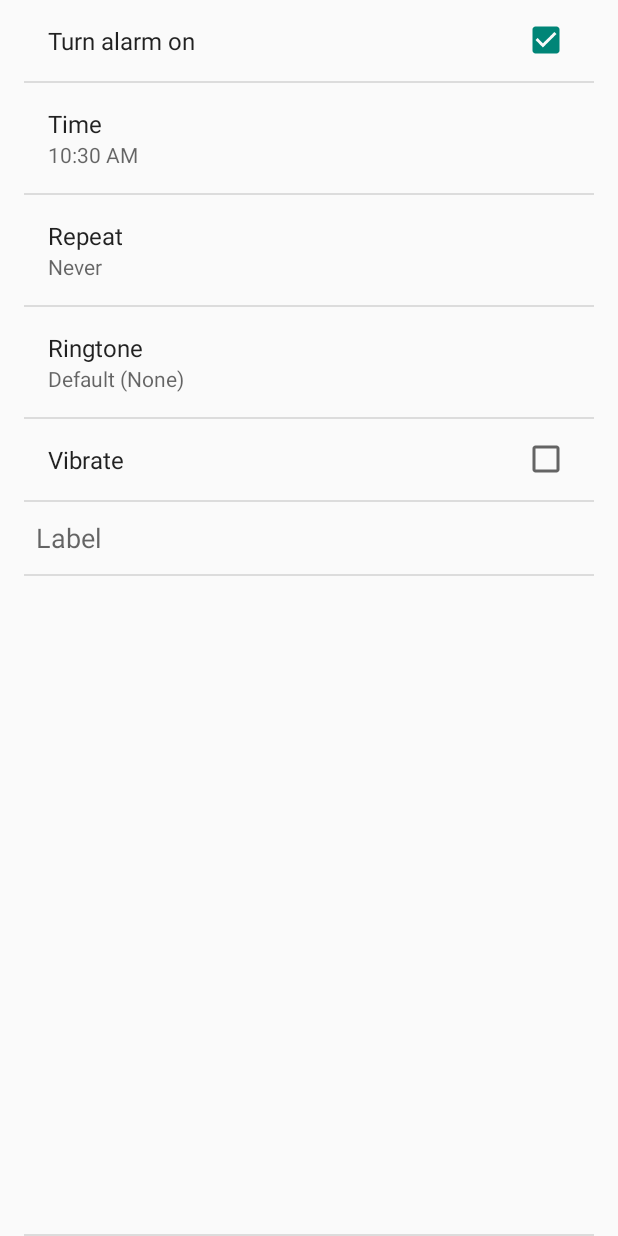
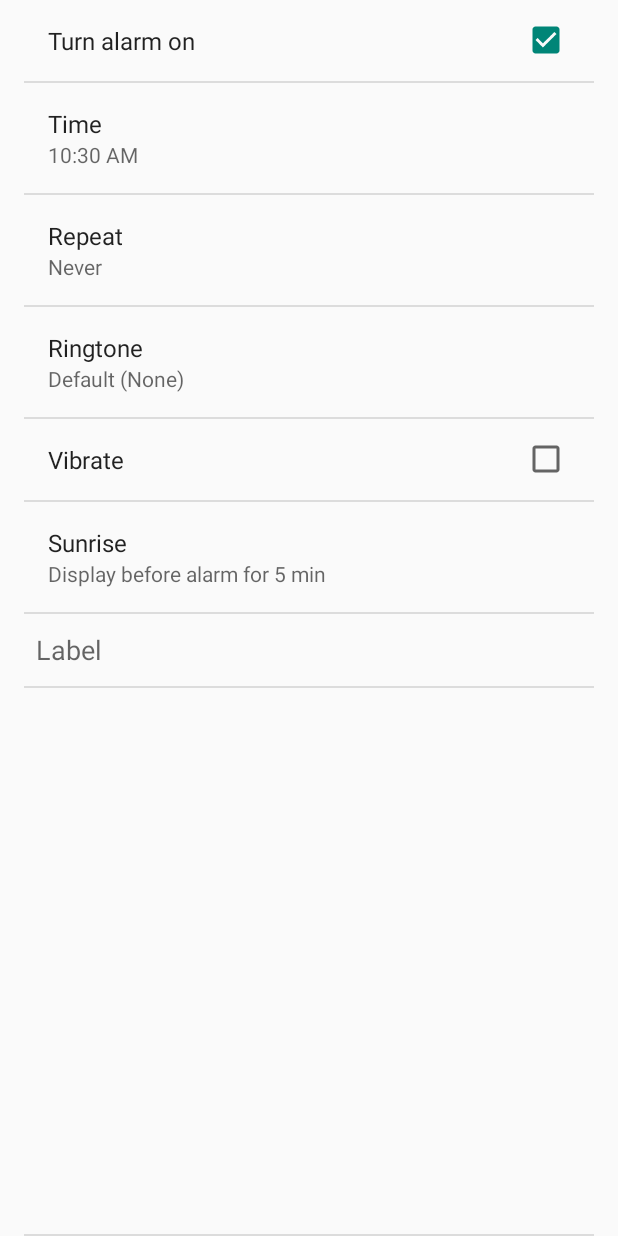
Before and after one commit to githubbar/SunAlarm, an Android app: the SetAlarm screen opened directly, with no data from a screen before it, after a tap on "Vibrate", on a phone screen of 412 x 824 dp. Run offline under Robolectric (Android 15) with nearby library versions, the phone set to English and light mode, and no system bars.

Commit message:
Added sunrise duration setting.

```diff
--- a/SunAlarm/src/main/java/com/sunny/sunalarm/Alarm.java
+++ b/SunAlarm/src/main/java/com/sunny/sunalarm/Alarm.java
@@ -58,6 +58,7 @@ public final class Alarm implements Parcelable {
         p.writeString(label);
         p.writeParcelable(alert, flags);
         p.writeInt(silent ? 1 : 0);
+        p.writeInt(sunrise_duration);
     }
     //////////////////////////////
     // end Parcelable apis
@@ -123,6 +124,12 @@ public final class Alarm implements Parcelable {
         public static final String ALERT = "alert";
 
         /**
+         * Sunrise delay in minutes
+         * <P>Type: STRING</P>
+         */
+        public static final String SUNRISE_DURATION = "sunrise_duration";
+
+        /**
          * The default sort order for this table
          */
         public static final String DEFAULT_SORT_ORDER =
@@ -133,7 +140,7 @@ public final class Alarm implements Parcelable {
 
         static final String[] ALARM_QUERY_COLUMNS = {
             _ID, HOUR, MINUTES, DAYS_OF_WEEK, ALARM_TIME,
-            ENABLED, VIBRATE, MESSAGE, ALERT };
+            ENABLED, VIBRATE, MESSAGE, ALERT, SUNRISE_DURATION };
 
         /**
          * These save calls to cursor.getColumnIndexOrThrow()
@@ -148,6 +155,7 @@ public final class Alarm implements Parcelable {
         public static final int ALARM_VIBRATE_INDEX = 6;
         public static final int ALARM_MESSAGE_INDEX = 7;
         public static final int ALARM_ALERT_INDEX = 8;
+        public static final int ALARM_SUNRISE_DURATION_INDEX = 9;
     }
     //////////////////////////////
     // End column definitions
@@ -164,6 +172,7 @@ public final class Alarm implements Parcelable {
     public String     label;
     public Uri        alert;
     public boolean    silent;
+    public int        sunrise_duration;
     // TODO: Add color buttons
 
 
@@ -195,6 +204,7 @@ public final class Alarm implements Parcelable {
                         RingtoneManager.TYPE_ALARM);
             }
         }
+        sunrise_duration = c.getInt(Columns.ALARM_SUNRISE_DURATION_INDEX);
     }
 
     public Alarm(Parcel p) {
@@ -208,6 +218,7 @@ public final class Alarm implements Parcelable {
         label = p.readString();
         alert = (Uri) p.readParcelable(null);
         silent = p.readInt() == 1;
+        sunrise_duration  = p.readInt();
     }
 
     // Creates a default alarm at the current time.
@@ -220,6 +231,7 @@ public final class Alarm implements Parcelable {
         vibrate = true;
         daysOfWeek = new DaysOfWeek(0);
         alert = RingtoneManager.getDefaultUri(RingtoneManager.TYPE_ALARM);
+        sunrise_duration  = 5;
     }
 
     public String getLabelOrDefault(Context context) {
--- a/SunAlarm/src/main/java/com/sunny/sunalarm/AlarmKlaxon.java
+++ b/SunAlarm/src/main/java/com/sunny/sunalarm/AlarmKlaxon.java
@@ -142,7 +142,7 @@ public class AlarmKlaxon extends Service {
                 play(alarm);
             }
         };
-        worker.schedule(task, DeskClock.ALARM_DELAY_SEC, TimeUnit.SECONDS);
+        worker.schedule(task, alarm.sunrise_duration*60, TimeUnit.SECONDS);
 
 
         mCurrentAlarm = alarm;
--- a/SunAlarm/src/main/java/com/sunny/sunalarm/Alarms.java
+++ b/SunAlarm/src/main/java/com/sunny/sunalarm/Alarms.java
@@ -165,7 +165,7 @@ public class Alarms {
         // A null alert Uri indicates a silent alarm.
         values.put(Alarm.Columns.ALERT, alarm.alert == null ? ALARM_ALERT_SILENT
                 : alarm.alert.toString());
-
+        values.put(Alarm.Columns.SUNRISE_DURATION, alarm.sunrise_duration);
         return values;
     }
 
--- a/SunAlarm/src/main/java/com/sunny/sunalarm/DeskClock.java
+++ b/SunAlarm/src/main/java/com/sunny/sunalarm/DeskClock.java
@@ -55,7 +55,6 @@ import java.util.Random;
  * DeskClock clock view for desk docks.
  */
 public class DeskClock extends Activity {
-    public  static final int ALARM_DELAY_SEC = 300;
     private static final boolean DEBUG = false;
     private static final String LOG_TAG = "DeskClock";
 
--- a/SunAlarm/src/main/java/com/sunny/sunalarm/HandleSetAlarm.java
+++ b/SunAlarm/src/main/java/com/sunny/sunalarm/HandleSetAlarm.java
@@ -89,6 +89,7 @@ public class HandleSetAlarm extends Activity {
         values.put(Alarm.Columns.VIBRATE, 1);
         values.put(Alarm.Columns.DAYS_OF_WEEK, 0);
         values.put(Alarm.Columns.ALARM_TIME, timeInMillis);
+        values.put(Alarm.Columns.SUNRISE_DURATION, 5);
 
         ContentResolver cr = getContentResolver();
         Uri result = cr.insert(Alarm.Columns.CONTENT_URI, values);
--- a/SunAlarm/src/main/java/com/sunny/sunalarm/SetAlarm.java
+++ b/SunAlarm/src/main/java/com/sunny/sunalarm/SetAlarm.java
@@ -27,6 +27,7 @@ import android.os.Bundle;
 import android.os.Handler;
 import android.os.Vibrator;
 import android.preference.CheckBoxPreference;
+import android.preference.ListPreference;
 import android.preference.Preference;
 import android.preference.PreferenceActivity;
 import android.preference.PreferenceScreen;
@@ -58,6 +59,7 @@ public class SetAlarm extends PreferenceActivity implements Preference.OnPrefere
     private AlarmPreference mAlarmPref;
     private CheckBoxPreference mVibratePref;
     private RepeatPreference mRepeatPref;
+    private SpinnerPreference mSunrisePref;
 
     private int     mId;
     private int     mHour;
@@ -95,6 +97,9 @@ public class SetAlarm extends PreferenceActivity implements Preference.OnPrefere
         }
         mRepeatPref = (RepeatPreference) findPreference("setRepeat");
         mRepeatPref.setOnPreferenceChangeListener(this);
+
+        mSunrisePref = (SpinnerPreference) findPreference("sunrise");
+        mSunrisePref.setOnPreferenceChangeListener(this);
 
         Intent i = getIntent();
         Alarm alarm = i.getParcelableExtra(Alarms.ALARM_INTENT_EXTRA);
@@ -250,6 +255,7 @@ public class SetAlarm extends PreferenceActivity implements Preference.OnPrefere
         mVibratePref.setChecked(alarm.vibrate);
         // Give the alert uri to the preference.
         mAlarmPref.setAlert(alarm.alert);
+        mSunrisePref.setValue(Integer.toString(alarm.sunrise_duration));
         updateTime();
     }
 
@@ -333,6 +339,7 @@ public class SetAlarm extends PreferenceActivity implements Preference.OnPrefere
         alarm.vibrate = mVibratePref.isChecked();
         alarm.label = mLabel.getText().toString();
         alarm.alert = mAlarmPref.getAlert();
+        alarm.sunrise_duration = Integer.parseInt(mSunrisePref.getValue());
         return alarm;
     }
 
--- a/SunAlarm/src/main/java/com/sunny/sunalarm/SettingsActivity.java
+++ b/SunAlarm/src/main/java/com/sunny/sunalarm/SettingsActivity.java
@@ -48,7 +48,6 @@ public class SettingsActivity extends PreferenceActivity
             "default_ringtone";
     static final String KEY_AUTO_SILENCE =
             "auto_silence";
-
     @Override
     protected void onCreate(Bundle savedInstanceState) {
         super.onCreate(savedInstanceState);
--- /dev/null
+++ b/SunAlarm/src/main/java/com/sunny/sunalarm/SpinnerPreference.java
@@ -0,0 +1,61 @@
+package com.sunny.sunalarm;
+
+/**
+ * Created by oleykin on 10/24/13.
+ * Repurposed code by by Matt Falkoski <matt dot falkoski at gmail dot com>
+ *     https://code.google.com/p/first-live-wallpaper/source/browse/src/com/falko/android/raven/settings/SpinnerPreference.java?r=959dedc7393a3dddceaea298faa03e993f2a8f05
+ *     Apache 2.0 license
+ */
+
+import android.content.Context;
+import android.content.res.TypedArray;
+import android.preference.ListPreference;
+import android.preference.Preference;
+import android.util.AttributeSet;
+import android.util.Log;
+import android.view.LayoutInflater;
+import android.view.View;
+import android.view.ViewGroup;
+import android.widget.AdapterView;
+import android.widget.AdapterView.OnItemSelectedListener;
+import android.widget.ArrayAdapter;
+import android.widget.LinearLayout;
+import android.widget.Spinner;
+import android.widget.Toast;
+
+public class SpinnerPreference extends ListPreference {
+
+    private final String TAG = getClass().getName();
+
+    public SpinnerPreference(final Context context) {
+        this(context, null);
+    }
+
+    public SpinnerPreference(final Context context, final AttributeSet attrs) {
+        super(context, attrs);
+    }
+
+    @Override
+    public void setValue(String value) {
+        super.setValue(value);
+        setSummary(getContext().getResources().getString(R.string.alarm_sunrise_summary)+" "+value+" min");
+    }
+    protected void onDialogClosed(boolean positiveResult) {
+        super.onDialogClosed(positiveResult);
+        if (positiveResult) {
+            Toast.makeText(getContext(), "Sunrise will last "+getValue()+" minutes", Toast.LENGTH_SHORT).show();
+            setSummary(getContext().getResources().getString(R.string.alarm_sunrise_summary)+" "+getValue()+" min");
+        }
+    }
+
+/*    @Override
+    public CharSequence getSummary() {
+        final CharSequence entry = getValue();
+        final CharSequence summary = super.getSummary();
+        if (summary == null || entry == null) {
+            return null;
+        } else {
+            return String.format(summary.toString(), entry);
+        }
+    }*/
+}
--- a/SunAlarm/src/main/res/values/strings.xml
+++ b/SunAlarm/src/main/res/values/strings.xml
@@ -28,6 +28,32 @@
     <string name="color_swatch_description">Color <xliff:g id="color_index" example="14">%1$d</xliff:g></string>
     <!-- Content description for a selected color square. -->
     <string name="color_swatch_description_selected">Color <xliff:g id="color_index" example="14">%1$d</xliff:g> selected</string>
+
+    <string-array name="sunriseDurations">
+        <item>"Off"</item>
+        <item>"1"</item>
+        <item>"2"</item>
+        <item>"3"</item>
+        <item>"4"</item>
+        <item>"5"</item>
+        <item>"10"</item>
+        <item>"15"</item>
+        <item>"20"</item>
+        <item>"30"</item>
+    </string-array>
+
+    <string-array name="sunriseDurationValues">
+        <item>"0"</item>
+        <item>"1"</item>
+        <item>"2"</item>
+        <item>"3"</item>
+        <item>"4"</item>
+        <item>"5"</item>
+        <item>"10"</item>
+        <item>"15"</item>
+        <item>"20"</item>
+        <item>"30"</item>
+    </string-array>
 
     <!-- -->
     <!-- Label shown on launcher icon -->
@@ -77,6 +103,11 @@
 
     <!-- Setting labels on Set alarm screen: Repeat -->
     <string name="alarm_repeat">Repeat</string>
+
+    <!-- Setting labels on Set alarm screen: Sunrise -->
+    <string name="alarm_sunrise">Sunrise</string>
+
+    <string name="alarm_sunrise_summary">Display before alarm for</string>
 
     <!-- Setting labels on Set alarm screen: Select alarm ringtone  -->
     <string name="alert">Ringtone</string>
--- a/SunAlarm/src/main/res/xml/alarm_prefs.xml
+++ b/SunAlarm/src/main/res/xml/alarm_prefs.xml
@@ -36,4 +36,15 @@
     <CheckBoxPreference android:key="vibrate"
         android:persistent="false"
         android:title="@string/alarm_vibrate"/>
+    <com.sunny.sunalarm.SpinnerPreference
+        android:key="sunrise"
+        android:persistent="false"
+        android:title="@string/alarm_sunrise"
+        android:summary="@string/alarm_sunrise_summary"
+        android:entries="@array/sunriseDurations"
+        android:entryValues="@array/sunriseDurationValues"
+        android:defaultValue="5"
+        />
+
+
 </PreferenceScreen>
```
Also changed, not shown: SunAlarm/src/main/java/com/sunny/sunalarm/AlarmAlertFullScreen.java (+24 -7 lines), SunAlarm/src/main/java/com/sunny/sunalarm/AlarmDatabaseHelper.java (+5 -4 lines), 1 other file.
